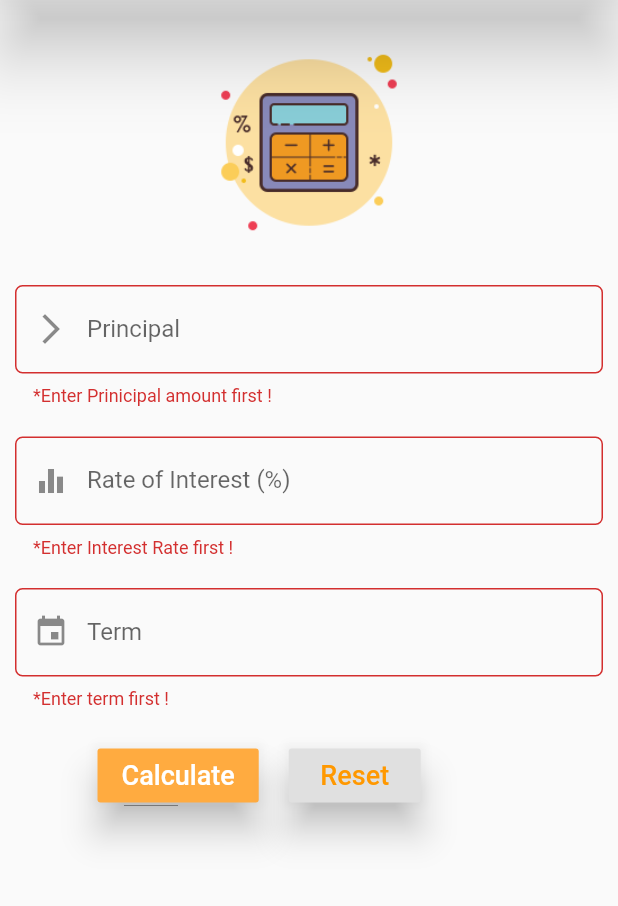
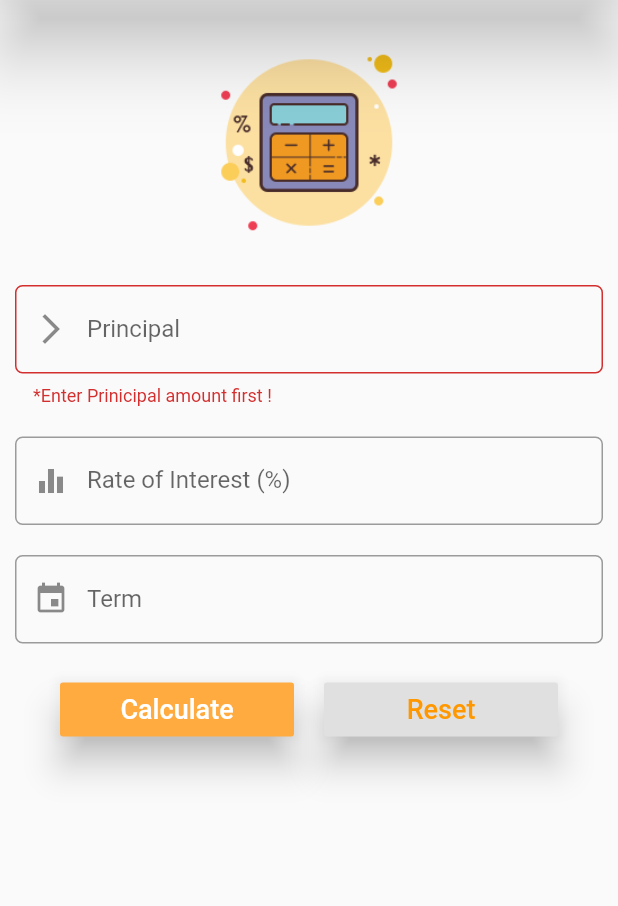
Before and after one commit to saurav0001kumar/SIMPLE-INTEREST-Calculator, a Flutter app: the screen it shows after launch, after a tap on "Calculate", on a phone screen of 412 x 824 dp, the part 84-990 px from its top. Run offline on Flutter 3.47's test engine with Material 2 defaults, Android fonts, the phone set to English and light mode, and no system bars.

Commit message:
Update main.dart

```diff
--- a/simple_interest_calculator_app/lib/main.dart
+++ b/simple_interest_calculator_app/lib/main.dart
@@ -11,7 +11,7 @@ void main() {
     home: Scaffold(
         //resizeToAvoidBottomPadding: false,
         appBar: AppBar(
-          elevation:20,
+          elevation: 20,
           centerTitle: true,
           backgroundColor: Colors.orange,
           title: Text("Simple Interest Calculator"),
@@ -28,7 +28,9 @@ class gui extends StatefulWidget {
 }
 
 class ui extends State<gui> {
-  var formKey = GlobalKey<FormState>();
+  var formKey1 = GlobalKey<FormState>();
+  var formKey2 = GlobalKey<FormState>();
+  var formKey3 = GlobalKey<FormState>();
   double p = 0, r = 0, t = 0, si, a;
   String str = "";
   var ptc = TextEditingController();
@@ -37,13 +39,15 @@ class ui extends State<gui> {
 
   @override
   Widget build(BuildContext context) {
-    return Form(
-        key: formKey,
-        child: Scrollbar(
-          child: ListView(
+    return ListView(
       children: <Widget>[
+        //1st element
         Img(),
+
+        //2nd element
         Padding(
+          child: Form(
+              key: formKey1,
               child: TextFormField(
                 validator: (String val) {
                   if (val.isEmpty) return ("*Enter Prinicipal amount first !");
@@ -65,10 +69,14 @@ class ui extends State<gui> {
                     p = userp as double;
                   });
                 },
-                ),
+              )),
           padding: EdgeInsets.fromLTRB(10, 0, 10, 10),
         ),
+
+        //3rd element
         Padding(
+          child: Form(
+              key: formKey2,
               child: TextFormField(
                 validator: (String val) {
                   if (val.isEmpty) return ("*Enter Interest Rate first !");
@@ -90,10 +98,14 @@ class ui extends State<gui> {
                     r = userr as double;
                   });
                 },
-                ),
+              )),
           padding: EdgeInsets.all(10),
         ),
+
+        //4th element
         Padding(
+          child: Form(
+              key: formKey3,
               child: TextFormField(
                 validator: (String val) {
                   if (val.isEmpty) return ("*Enter term first !");
@@ -115,16 +127,16 @@ class ui extends State<gui> {
                     t = usert as double;
                   });
                 },
-                ),
+              )),
           padding: EdgeInsets.all(10),
         ),
-              Center(
+
+        //5th element
+        Row(
+          children: <Widget>[
+            Expanded(
                 child: Container(
-                      child: Row(
-                children: <Widget>[
-                  Padding(
-                      padding: EdgeInsets.fromLTRB(65, 10, 10, 10),
-                      child: Expanded(
+              padding: EdgeInsets.fromLTRB(40, 10, 10, 10),
               child: RaisedButton(
                 color: Colors.orangeAccent,
                 textColor: Colors.white,
@@ -135,15 +147,16 @@ class ui extends State<gui> {
                 ),
                 onPressed: () {
                   setState(() {
-                              if (formKey.currentState.validate())
-                                this.str = calc();
+                    if (formKey1.currentState.validate() &&
+                        formKey2.currentState.validate() &&
+                        formKey3.currentState.validate()) this.str = calc();
                   });
                 },
               ),
             )),
-                  Padding(
-                    padding: EdgeInsets.fromLTRB(10, 10, 10, 10),
-                    child: Expanded(
+            Expanded(
+              child: Container(
+                padding: EdgeInsets.fromLTRB(10, 10, 40, 10),
                 child: RaisedButton(
 //  color: Colors.white,
                   textColor: Colors.orange,
@@ -161,9 +174,11 @@ class ui extends State<gui> {
               ),
             )
           ],
-              ))),
-              Padding(
-                  padding: EdgeInsets.fromLTRB(20,5,15,10),
+        ),
+
+        //6th element
+        Container(
+            padding: EdgeInsets.fromLTRB(20, 5, 15, 10),
             child: Center(
               child: Text(
                 this.str,
@@ -175,8 +190,7 @@ class ui extends State<gui> {
               ),
             ))
       ],
-          ),
-        ));
+    );
   }
 
   String calc() {
@@ -186,7 +200,8 @@ class ui extends State<gui> {
 
     double siz = (pz * rz * tz) / 100;
     double az = pz + siz;
-    String sstr = "*SIMPLE INTEREST = ₹$siz  and *Total AMOUNT after $tz year(s) = ₹$az";
+    String sstr =
+        "*SIMPLE INTEREST = ₹$siz  and *Total AMOUNT after $tz year(s) = ₹$az";
 
     return sstr;
   }
```
Lines whose indentation alone changed are shown as unchanged.
